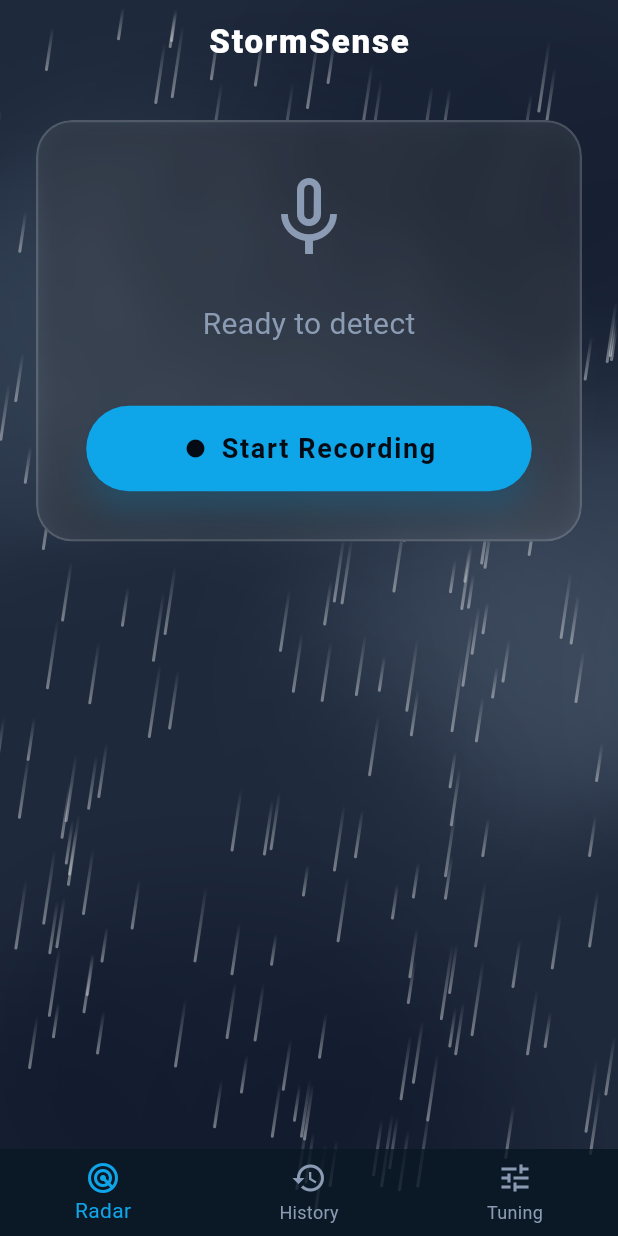
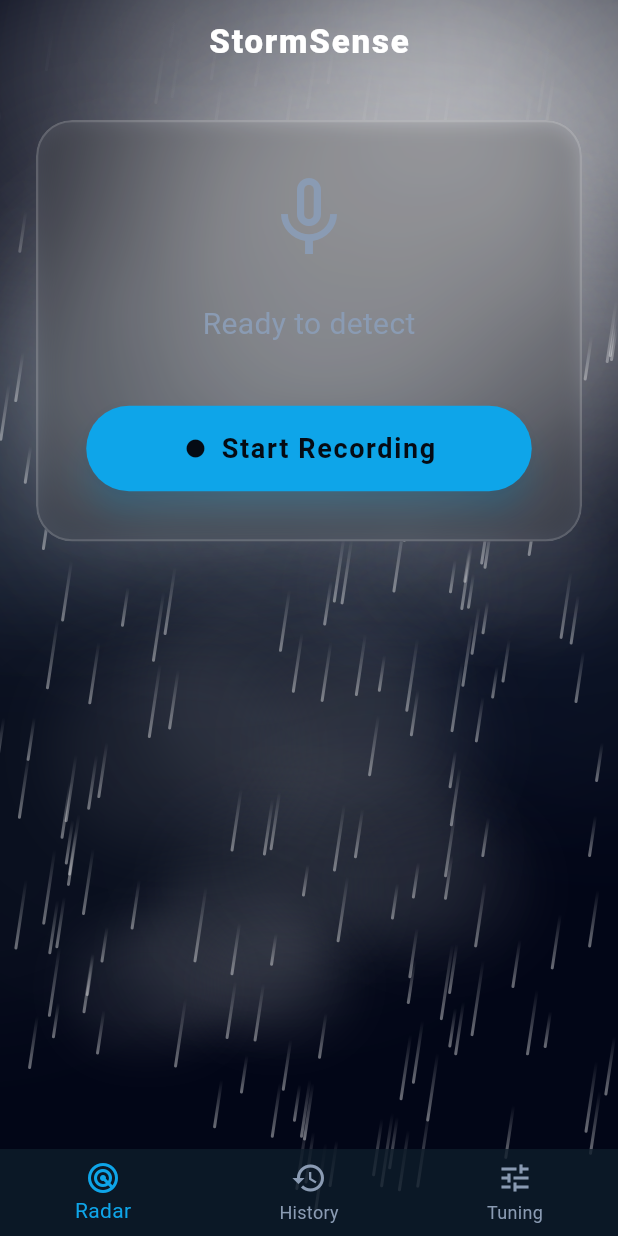
Before and after one commit to manojkumards656/StormSense, a Flutter app: the screen it shows after launch, on a phone screen of 412 x 824 dp. Run offline on Flutter 3.47's test engine with Material 3 defaults, Android fonts, the phone set to English and light mode, and no system bars; our stand-ins replace camera, permission_handler, shared_preferences; missing offline and left inert: fftea, record.

Commit message:
made changes to home screen animations

```diff
--- a/lib/widgets/weather_background.dart
+++ b/lib/widgets/weather_background.dart
@@ -41,9 +41,9 @@ class _WeatherBackgroundState extends State<WeatherBackground> with TickerProvid
   Widget build(BuildContext context) {
     return Stack(
       children: [
-        // Base sky color - Stormy slate blue
+        // Base sky color - Stormy slate blue (Darkened)
         Container(
-          color: const Color(0xFF1E293B),
+          color: const Color(0xFF020617),
         ),
 
         // Clouds layer
@@ -56,33 +56,102 @@ class _WeatherBackgroundState extends State<WeatherBackground> with TickerProvid
 
             return Stack(
               children: [
-                // Background slow clouds
+                // Background slow clouds (Subtle deep blues/greys - Darkened)
                 Positioned(
-                  top: 50,
+                  top: 150,
                   left: -200 + (400 * _cloudController.value),
-                  child: _buildCloudCluster(const Color(0xFF334155).withValues(alpha: denseOpacity1)),
+                  child: _buildCloudCluster(const Color(0xFF1E293B).withValues(alpha: denseOpacity1 * 0.8)),
                 ),
                 Positioned(
                   top: 250,
-                  right: -300 + (350 * _cloudController.value),
-                  child: _buildCloudCluster(const Color(0xFF475569).withValues(alpha: denseOpacity2)),
+                  right: -100 - (200 * _cloudController.value),
+                  child: _buildCloudCluster(const Color(0xFF0F172A).withValues(alpha: denseOpacity2 * 0.9)),
                 ),
                 Positioned(
                   bottom: 100,
                   left: -150 - (200 * _cloudController.value),
-                  child: _buildCloudCluster(const Color(0xFF1E293B).withValues(alpha: denseOpacity1)),
+                  child: _buildCloudCluster(const Color(0xFF0B1120).withValues(alpha: denseOpacity1)),
                 ),
 
-                // Occasional Dense Foreground Clouds
+                // Strong White Blurred Clouds concentrated at the TOP
+                Positioned(
+                  top: -180,
+                  left: -50 + (100 * _cloudController.value),
+                  child: _buildCloudCluster(Colors.white.withValues(alpha: 0.15 * denseOpacity1)),
+                ),
+                Positioned(
+                  top: -150,
+                  left: 50 + (100 * _cloudController.value),
+                  child: _buildCloudCluster(Colors.white.withValues(alpha: 0.15 * denseOpacity1)),
+                ),
+                Positioned(
+                  top: -120,
+                  right: -200 - (100 * _cloudController.value),
+                  child: _buildCloudCluster(Colors.white.withValues(alpha: 0.2 * denseOpacity2)),
+                ),
+                Positioned(
+                  top: -100,
+                  left: -100 + (200 * _cloudController.value),
+                  child: _buildCloudCluster(Colors.white.withValues(alpha: 0.15 * denseOpacity1)),
+                ),
                 Positioned(
                   top: -50,
-                  right: -100 - (300 * _cloudController.value),
-                  child: _buildCloudCluster(const Color(0xFF0F172A).withValues(alpha: 0.6 * denseOpacity2)),
+                  right: -150 - (150 * _cloudController.value),
+                  child: _buildCloudCluster(Colors.white.withValues(alpha: 0.25 * denseOpacity2)),
                 ),
                 Positioned(
-                  bottom: -100,
-                  left: -200 + (500 * _cloudController.value),
-                  child: _buildCloudCluster(const Color(0xFF0F172A).withValues(alpha: 0.7 * denseOpacity1)),
+                  top: 0,
+                  left: MediaQuery.of(context).size.width / 2 - 250,
+                  child: _buildCloudCluster(Colors.white.withValues(alpha: 0.15 * denseOpacity1)),
+                ),
+                Positioned(
+                  top: 50,
+                  left: -50 + (300 * _cloudController.value),
+                  child: _buildCloudCluster(Colors.white.withValues(alpha: 0.2 * denseOpacity1)),
+                ),
+                Positioned(
+                  top: 80,
+                  right: 50 - (150 * _cloudController.value),
+                  child: _buildCloudCluster(Colors.white.withValues(alpha: 0.15 * denseOpacity2)),
+                ),
+                Positioned(
+                  top: 120,
+                  right: -50 - (200 * _cloudController.value),
+                  child: _buildCloudCluster(Colors.white.withValues(alpha: 0.1 * denseOpacity2)),
+                ),
+
+                // Small subtle clouds below
+                Positioned(
+                  bottom: -20,
+                  right: 50 - (200 * _cloudController.value),
+                  child: Transform.scale(
+                    scale: 0.4,
+                    child: _buildCloudCluster(Colors.white.withValues(alpha: 0.1 * denseOpacity1)),
+                  ),
+                ),
+                Positioned(
+                  bottom: 50,
+                  right: -50 - (150 * _cloudController.value),
+                  child: Transform.scale(
+                    scale: 0.5,
+                    child: _buildCloudCluster(Colors.white.withValues(alpha: 0.12 * denseOpacity2)),
+                  ),
+                ),
+                Positioned(
+                  bottom: 150,
+                  left: -100 + (200 * _cloudController.value),
+                  child: Transform.scale(
+                    scale: 0.6,
+                    child: _buildCloudCluster(Colors.white.withValues(alpha: 0.1 * denseOpacity1)),
+                  ),
+                ),
+                Positioned(
+                  bottom: 250,
+                  left: 50 + (100 * _cloudController.value),
+                  child: Transform.scale(
+                    scale: 0.45,
+                    child: _buildCloudCluster(Colors.white.withValues(alpha: 0.08 * denseOpacity2)),
+                  ),
                 ),
               ],
             );
@@ -199,13 +268,17 @@ class RainPainter extends CustomPainter {
       Offset startPoint = Offset(x, y);
       Offset endPoint = Offset(x - xOffset, y + drop.dropLength);
 
+      // Calculate fade factor to reduce density at the top.
+      // y = 0 to y = 250 (roughly above the glass slab) will fade from 0 to 1 opacity.
+      double fadeFactor = (y / 250.0).clamp(0.0, 1.0);
+
       final paint = Paint()
         ..shader = ui.Gradient.linear(
           startPoint,
           endPoint,
           [
             Colors.white.withValues(alpha: 0.0), // Tail fades out
-            Colors.white.withValues(alpha: 0.4), // Head is bright
+            Colors.white.withValues(alpha: 0.4 * fadeFactor), // Head is bright, but fades at the top of the screen
           ],
         )
         ..strokeWidth = 2.0
```
